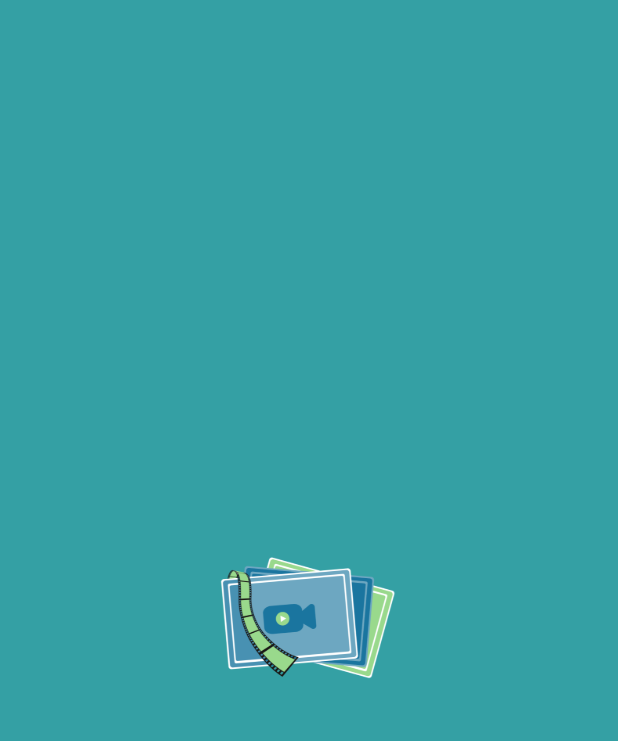
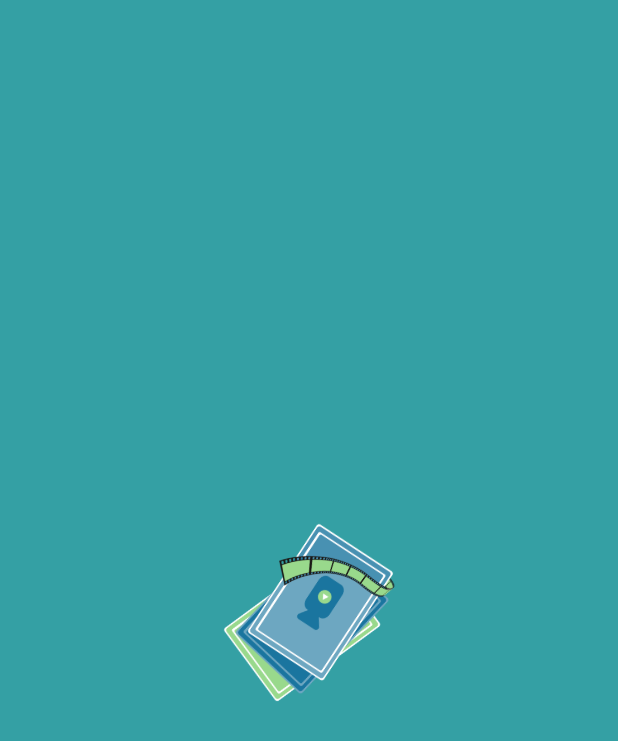
Before and after one commit to paulamalina/ip_movie_recomandation, a Flutter app: the first screen one second after launch, on a phone screen of 412 x 824 dp. Shown: the top 741 px of the screen. Run offline on Flutter 3.47's test engine with Material 2 defaults, Android fonts, the phone set to English and light mode, and no system bars; our stand-ins replace bordered_text, carousel_slider, flutter_rating_bar, flutter_svg, page_transition, video_player; missing offline and left inert: comment_box; project files that could hold a hidden picture were left out.

Commit message:
tranzitie mai rapida

```diff
--- a/lib/widgets/LoadingScreen.dart
+++ b/lib/widgets/LoadingScreen.dart
@@ -28,7 +28,7 @@
 // }
 library animated_splash_screen;
 import 'package:flutter/material.dart';
-import 'package:animated_splash_screen/animated_splash_screen.dart';
+//import 'package:animated_splash_screen/animated_splash_screen.dart';
 import 'package:flutter/material.dart';
 import 'package:page_transition/page_transition.dart';
 import 'package:ip_movie_recomandation/screens/WelcomeScreen/welcome.dart';
@@ -101,7 +101,7 @@ class AnimatedSplashScreen extends StatefulWidget {
   factory AnimatedSplashScreen({
     Curve curve = Curves.easeInCirc,
     Future Function()? function,
-    int duration = 2500,
+    int duration = 300,
     required dynamic splash,
     required Widget nextScreen,
     //required Color backroundColor,
@@ -118,7 +118,7 @@ class AnimatedSplashScreen extends StatefulWidget {
       backgroundColor: backgroundColor,
       animationDuration: animationDuration,
       transitionType: pageTransitionType ?? PageTransitionType.bottomToTop,
-      splashTransition: splashTransition ?? SplashTransition.fadeTransition,
+      splashTransition: splashTransition ?? SplashTransition.rotationTransition,
       splashIconSize: splashIconSize,
       customAnimation: customTween,
       function: function,
@@ -198,7 +198,7 @@ class _AnimatedSplashScreenState extends State<AnimatedSplashScreen>
     super.initState();
 
     _animationController = new AnimationController(
-        duration: w.animationDuration ?? Duration(milliseconds: 800),
+        duration: w.animationDuration ?? Duration(milliseconds: 1000),
         vsync: this);
 
     Animatable animation = w.customAnimation ??
```
